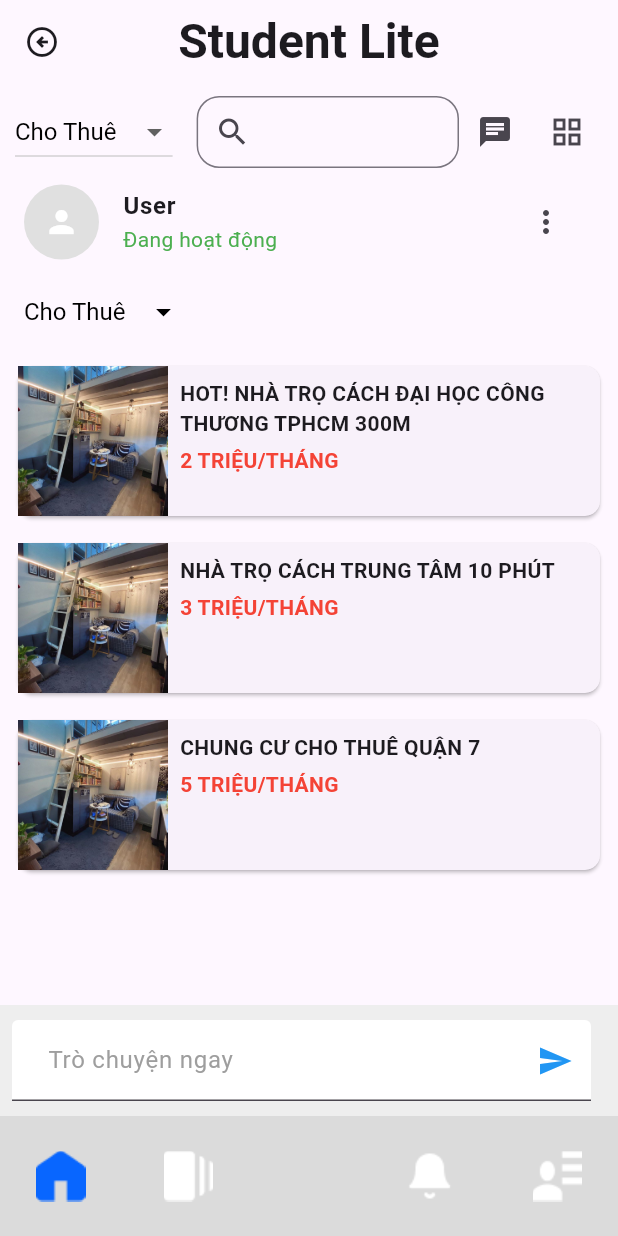
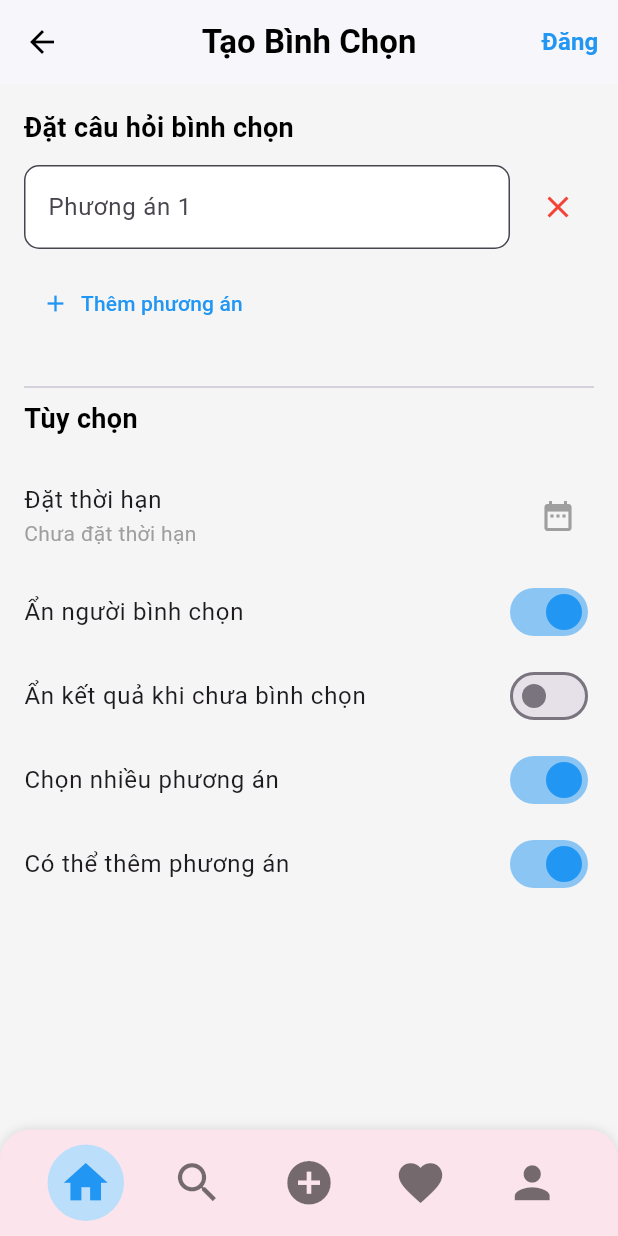
Before and after one commit to nguyenquocthai1463/Test_SL, a Flutter app: the screen it shows after launch, on a phone screen of 412 x 824 dp. Run offline on Flutter 3.47's test engine with Material 3 defaults, Android fonts, the phone set to English and light mode, and no system bars.

Commit message:
social_vote

```diff
--- a/test_sl/lib/main.dart
+++ b/test_sl/lib/main.dart
@@ -2,6 +2,7 @@ import 'package:flutter/material.dart';
 import 'package:test_sl/screens/28.dart';
 import 'package:test_sl/screens/48.dart';
 import 'package:test_sl/screens/UserProfile.dart';
+import 'package:test_sl/screens/social_vote.dart';
 import 'package:test_sl/screens/welcome-app.dart';
 import 'package:test_sl/screens/68_69.dart';
 
@@ -36,7 +37,7 @@ class MyApp extends StatelessWidget {
         colorScheme: ColorScheme.fromSeed(seedColor: Colors.deepPurple),
         useMaterial3: true,
       ),
-      home: Screen_68_69(),
+      home: SocialVote(),
     );
   }
 }
--- /dev/null
+++ b/test_sl/lib/screens/social_vote.dart
@@ -0,0 +1,255 @@
+import 'package:flutter/material.dart';
+import 'package:test_sl/widgets/BottomNaviagtionBar_Social.dart';
+
+// Widget chính để chạy ứng dụng
+class SocialVote extends StatelessWidget {
+  const SocialVote({super.key});
+
+  @override
+  Widget build(BuildContext context) {
+    return MaterialApp(
+      debugShowCheckedModeBanner: false, // Tắt banner debug ở góc màn hình
+      theme: ThemeData(
+        primaryColor: Colors.blue, // Đặt màu chính cho ứng dụng
+        scaffoldBackgroundColor: Colors.grey[100], // Màu nền chính của ứng dụng
+        textTheme: const TextTheme(
+          bodyMedium: TextStyle(color: Colors.black), // Đặt màu chữ mặc định
+        ),
+      ),
+      home: const PollCreationScreen(), // Giao diện chính của ứng dụng
+    );
+  }
+}
+
+// Giao diện chính để tạo cuộc bình chọn
+class PollCreationScreen extends StatefulWidget {
+  const PollCreationScreen({super.key});
+
+  @override
+  State<PollCreationScreen> createState() => _PollCreationScreenState();
+}
+
+class _PollCreationScreenState extends State<PollCreationScreen> {
+  final List<String> options = ['']; // Danh sách các phương án bình chọn
+  bool hideVoters = true; // Ẩn người bình chọn
+  bool hideResults = false; // Ẩn kết quả khi chưa bình chọn
+  bool allowMultipleChoices = true; // Cho phép chọn nhiều phương án
+  bool allowAddingOptions = true; // Cho phép thêm phương án
+
+  DateTime? selectedDate; // Ngày hết hạn được chọn
+
+  // Thêm một phương án mới
+  void _addOption() {
+    setState(() {
+      options.add('');
+    });
+  }
+
+  // Xóa phương án tại vị trí chỉ định
+  void _removeOption(int index) {
+    setState(() {
+      options.removeAt(index);
+    });
+  }
+
+  // Cập nhật nội dung của phương án
+  void _updateOption(int index, String value) {
+    setState(() {
+      options[index] = value;
+    });
+  }
+
+  // Xử lý logic khi gửi cuộc bình chọn
+  void _submitPoll() {
+    print('Câu hỏi bình chọn: ${options.where((o) => o.isNotEmpty).toList()}');
+    print('Ẩn người bình chọn: $hideVoters');
+    print('Ẩn kết quả: $hideResults');
+    print('Chọn nhiều: $allowMultipleChoices');
+    print('Thêm phương án: $allowAddingOptions');
+    print('Ngày hết hạn: ${selectedDate ?? "Chưa đặt"}');
+  }
+
+  int _currentIndex = 0; // Chỉ mục của thanh điều hướng
+
+  // Thay đổi chỉ mục của thanh điều hướng
+  void _onItemTapped(int index) {
+    setState(() {
+      _currentIndex = index;
+    });
+  }
+
+  // Hiển thị hộp thoại chọn ngày
+  Future<void> _selectDate(BuildContext context) async {
+    final DateTime? picked = await showDatePicker(
+      context: context,
+      initialDate: selectedDate ?? DateTime.now(), // Ngày hiện tại làm mặc định
+      firstDate: DateTime.now(), // Không được chọn ngày trước hiện tại
+      lastDate: DateTime(2100), // Giới hạn tối đa
+    );
+    if (picked != null && picked != selectedDate) {
+      setState(() {
+        selectedDate = picked;
+      });
+    }
+  }
+
+  @override
+  Widget build(BuildContext context) {
+    return Scaffold(
+      appBar: AppBar(
+        title: const Text(
+          'Tạo Bình Chọn',
+          style: TextStyle(color: Colors.black, fontWeight: FontWeight.bold),
+        ),
+        centerTitle: true,
+        backgroundColor: Colors.white, // Màu nền của AppBar
+        elevation: 1, // Độ cao bóng của AppBar
+        leading: IconButton(
+          icon: const Icon(Icons.arrow_back, color: Colors.black), // Nút quay lại
+          onPressed: () {
+            Navigator.pop(context);
+          },
+        ),
+        actions: [
+          TextButton(
+            onPressed: _submitPoll, // Gửi dữ liệu khi bấm nút "Đăng"
+            child: const Text(
+              'Đăng',
+              style: TextStyle(
+                color: Colors.blue,
+                fontWeight: FontWeight.bold,
+                fontSize: 16,
+              ),
+            ),
+          ),
+        ],
+      ),
+      body: Padding(
+        padding: const EdgeInsets.all(16.0),
+        child: SingleChildScrollView( // Cho phép cuộn nội dung khi bị tràn
+          child: Column(
+            crossAxisAlignment: CrossAxisAlignment.start,
+            children: [
+              const Text(
+                'Đặt câu hỏi bình chọn',
+                style: TextStyle(fontSize: 18, fontWeight: FontWeight.bold),
+              ),
+              const SizedBox(height: 12),
+              Column(
+                children: List.generate(options.length, (index) {
+                  return Padding(
+                    padding: const EdgeInsets.only(bottom: 12.0),
+                    child: Row(
+                      children: [
+                        Expanded(
+                          child: TextField(
+                            onChanged: (value) => _updateOption(index, value), // Cập nhật phương án
+                            decoration: InputDecoration(
+                              hintText: 'Phương án ${index + 1}', // Gợi ý nội dung
+                              filled: true,
+                              fillColor: Colors.white,
+                              border: OutlineInputBorder(
+                                borderRadius: BorderRadius.circular(10),
+                              ),
+                            ),
+                          ),
+                        ),
+                        const SizedBox(width: 8),
+                        IconButton(
+                          icon: const Icon(Icons.close, color: Colors.red), // Nút xóa phương án
+                          onPressed: () => _removeOption(index),
+                        ),
+                      ],
+                    ),
+                  );
+                }),
+              ),
+              if (allowAddingOptions) // Hiển thị nút thêm phương án nếu được phép
+                Align(
+                  alignment: Alignment.centerLeft,
+                  child: TextButton.icon(
+                    onPressed: _addOption,
+                    icon: const Icon(Icons.add, color: Colors.blue),
+                    label: const Text(
+                      'Thêm phương án',
+                      style: TextStyle(color: Colors.blue),
+                    ),
+                  ),
+                ),
+              const SizedBox(height: 24),
+              const Divider(), // Đường phân cách
+              const Text(
+                'Tùy chọn',
+                style: TextStyle(fontSize: 18, fontWeight: FontWeight.bold),
+              ),
+              const SizedBox(height: 16),
+              ListTile(
+                contentPadding: EdgeInsets.zero,
+                title: const Text('Đặt thời hạn'),
+                subtitle: Text(
+                  selectedDate != null
+                      ? 'Ngày đã chọn: ${selectedDate!.day}/${selectedDate!.month}/${selectedDate!.year}'
+                      : 'Chưa đặt thời hạn',
+                  style: const TextStyle(color: Colors.grey),
+                ),
+                trailing: IconButton(
+                  icon: const Icon(Icons.date_range, color: Colors.grey), // Biểu tượng chọn ngày
+                  onPressed: () => _selectDate(context),
+                ),
+              ),
+              // Các tùy chọn dạng bật/tắt
+              SwitchListTile(
+                contentPadding: EdgeInsets.zero,
+                title: const Text('Ẩn người bình chọn'),
+                value: hideVoters,
+                onChanged: (value) {
+                  setState(() {
+                    hideVoters = value;
+                  });
+                },
+                activeColor: Colors.blue,
+              ),
+              SwitchListTile(
+                contentPadding: EdgeInsets.zero,
+                title: const Text('Ẩn kết quả khi chưa bình chọn'),
+                value: hideResults,
+                onChanged: (value) {
+                  setState(() {
+                    hideResults = value;
+                  });
+                },
+                activeColor: Colors.blue,
+              ),
+              SwitchListTile(
+                contentPadding: EdgeInsets.zero,
+                title: const Text('Chọn nhiều phương án'),
+                value: allowMultipleChoices,
+                onChanged: (value) {
+                  setState(() {
+                    allowMultipleChoices = value;
+                  });
+                },
+                activeColor: Colors.blue,
+              ),
+              SwitchListTile(
+                contentPadding: EdgeInsets.zero,
+                title: const Text('Có thể thêm phương án'),
+                value: allowAddingOptions,
+                onChanged: (value) {
+                  setState(() {
+                    allowAddingOptions = value;
+                  });
+                },
+                activeColor: Colors.blue,
+              ),
+            ],
+          ),
+        ),
+      ),
+      bottomNavigationBar: CustomBottomNavigationBar_Social(
+        onItemSelected: _onItemTapped, // Xử lý khi chọn mục trong thanh điều hướng
+        selectedIndex: _currentIndex, // Chỉ mục đang chọn
+      ),
+    );
+  }
+}
--- /dev/null
+++ b/test_sl/lib/widgets/BottomNaviagtionBar_Social.dart
@@ -0,0 +1,82 @@
+import 'package:flutter/material.dart';
+
+class CustomBottomNavigationBar_Social extends StatelessWidget {
+  final Function(int) onItemSelected;
+  final int selectedIndex;
+
+  const CustomBottomNavigationBar_Social({
+    Key? key,
+    required this.onItemSelected,
+    required this.selectedIndex,
+  }) : super(key: key);
+
+  @override
+  Widget build(BuildContext context) {
+    return Container(
+      decoration: BoxDecoration(
+        color: Colors.pink.shade50, // Màu nền tương tự hình
+        borderRadius: BorderRadius.only(
+          topLeft: Radius.circular(20),
+          topRight: Radius.circular(20),
+        ),
+        boxShadow: [
+          BoxShadow(
+            color: Colors.black12,
+            blurRadius: 5,
+          ),
+        ],
+      ),
+      padding: EdgeInsets.symmetric(vertical: 10, horizontal: 20),
+      child: Row(
+        mainAxisAlignment: MainAxisAlignment.spaceAround,
+        children: [
+          _buildIcon(
+            icon: Icons.home,
+            index: 0,
+          ),
+          _buildIcon(
+            icon: Icons.search,
+            index: 1,
+          ),
+          _buildIcon(
+            icon: Icons.add_circle,
+            index: 2,
+          ),
+          _buildIcon(
+            icon: Icons.favorite,
+            index: 3,
+          ),
+          _buildIcon(
+            icon: Icons.person,
+            index: 4,
+          ),
+        ],
+      ),
+    );
+  }
+
+  Widget _buildIcon({
+    required IconData icon,
+    required int index,
+  }) {
+    return GestureDetector(
+      onTap: () => onItemSelected(index),
+      child: Container(
+        padding: EdgeInsets.all(8), // Thêm padding để tăng vùng nhấn
+        decoration: BoxDecoration(
+          shape: BoxShape.circle,
+          color: index == selectedIndex
+              ? Colors.blue.shade100 // Màu nền khi được chọn
+              : Colors.transparent, // Không màu khi không được chọn
+        ),
+        child: Icon(
+          icon,
+          color: index == selectedIndex
+              ? Colors.blue // Màu biểu tượng khi được chọn
+              : Colors.black54, // Màu biểu tượng khi không được chọn
+          size: 35, // Kích thước biểu tượng đồng nhất
+        ),
+      ),
+    );
+  }
+}
```
